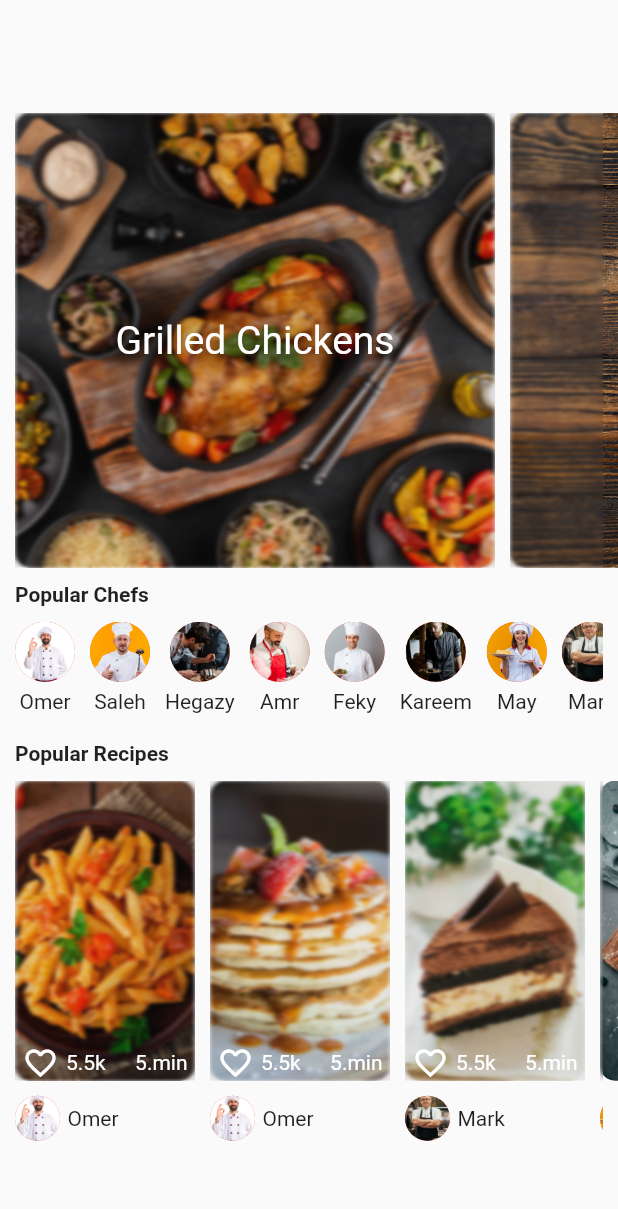
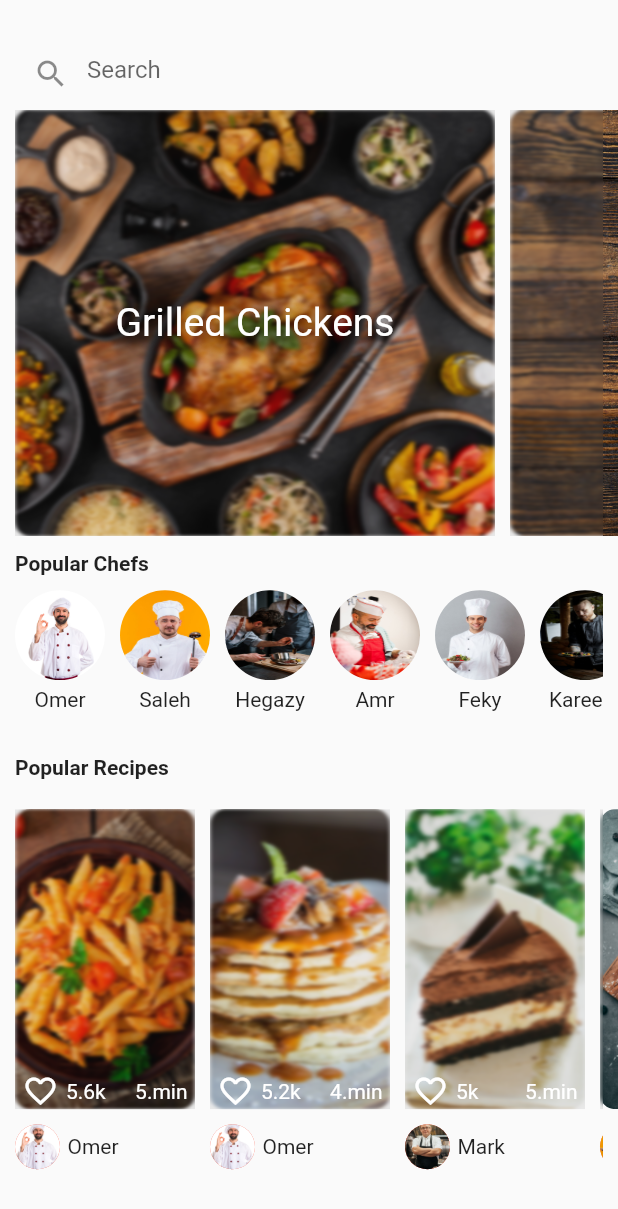
Before and after one commit to Hegazy02/foodcon, a Flutter app: the homePage screen opened directly, on a phone screen of 412 x 824 dp. Shown: the top 1209 px of the screen. Run offline on Flutter 3.47's test engine with Material 2 defaults, Android fonts, the phone set to English and light mode, and no system bars.

Commit message:
add search bar

```diff
--- a/lib/Components/Lists.dart
+++ b/lib/Components/Lists.dart
@@ -23,46 +23,64 @@ List popularRecipesList = [
   {
     "image": "${popularRecipesPath}recipe1.jpg",
     "name": "Omer",
-    "avatar": "${popularChefsPath}chef1.jpg"
+    "avatar": "${popularChefsPath}chef1.jpg",
+    "likes": "5.6",
+    "min": "5"
   },
   {
     "image": "${popularRecipesPath}recipe2.jpg",
     "name": "Omer",
-    "avatar": "${popularChefsPath}chef1.jpg"
+    "avatar": "${popularChefsPath}chef1.jpg",
+    "likes": "5.2",
+    "min": "4"
   },
   {
     "image": "${popularRecipesPath}recipe3.jpg",
     "name": "Mark",
-    "avatar": "${popularChefsPath}chef8.jpg"
+    "avatar": "${popularChefsPath}chef8.jpg",
+    "likes": "5",
+    "min": "5"
   },
   {
     "image": "${popularRecipesPath}recipe4.jpg",
     "name": "May",
-    "avatar": "${popularChefsPath}chef7.jpg"
+    "avatar": "${popularChefsPath}chef7.jpg",
+    "likes": "4.8",
+    "min": "3"
   },
   {
     "image": "${popularRecipesPath}recipe5.jpg",
     "name": "Saleh",
-    "avatar": "${popularChefsPath}chef2.jpg"
+    "avatar": "${popularChefsPath}chef2.jpg",
+    "likes": "4.7",
+    "min": "5"
   },
   {
     "image": "${popularRecipesPath}recipe6.jpg",
     "name": "Hegazy",
-    "avatar": "${popularChefsPath}chef3.jpg"
+    "avatar": "${popularChefsPath}chef3.jpg",
+    "likes": "4.2",
+    "min": "3"
   },
   {
     "image": "${popularRecipesPath}recipe7.jpg",
     "name": "Kareem",
-    "avatar": "${popularChefsPath}chef6.jpg"
+    "avatar": "${popularChefsPath}chef6.jpg",
+    "likes": "4",
+    "min": "6"
   },
   {
     "image": "${popularRecipesPath}recipe8.jpg",
     "name": "Feky",
-    "avatar": "${popularChefsPath}chef5.jpg"
+    "avatar": "${popularChefsPath}chef5.jpg",
+    "likes": "3.6",
+    "min": "4"
   },
   {
     "image": "${popularRecipesPath}recipe9.jpg",
     "name": "Amr",
-    "avatar": "${popularChefsPath}chef4.jpg"
+    "avatar": "${popularChefsPath}chef4.jpg",
+    "likes": "2.1",
+    "min": "5"
   },
 ];
--- a/lib/Pages/Auth/Onboarding/OnboardingPage.dart
+++ b/lib/Pages/Auth/Onboarding/OnboardingPage.dart
@@ -1,5 +1,6 @@
 import 'package:flutter/material.dart';
 import 'package:foodcon/Components/CustomButton.dart';
+import 'package:foodcon/Pages/homePage.dart';
 import 'package:foodcon/constants.dart';
 
 class OnBoardingPage extends StatefulWidget {
@@ -52,6 +53,7 @@ class _OnBoardingPageState extends State<OnBoardingPage> {
               ),
               InkWell(
                 onTap: () {
+                  Navigator.of(context).pushReplacementNamed(homePage().id);
                   print("asd");
                 },
                 child: SizedBox(
--- a/lib/Pages/homePage.dart
+++ b/lib/Pages/homePage.dart
@@ -4,28 +4,75 @@ import 'package:flutter/material.dart';
 import 'package:foodcon/Components/Lists.dart';
 
 class homePage extends StatefulWidget {
-  const homePage({super.key});
+  String id = "home";
+  homePage({super.key});
 
   @override
   State<homePage> createState() => _homePageState();
 }
 
 class _homePageState extends State<homePage> {
+  List autoList = [
+    "a",
+    "s",
+    "soa",
+    "www",
+    "qwqweqweqwe",
+    "qqwe",
+    "epr",
+    "eporto",
+    "bobo",
+    "weer",
+    "eertt",
+    'e',
+    'ee',
+    'eee',
+    'eeee',
+    'eeeee',
+    'eeeeee',
+    'eeeeeeee',
+    'eeeeee',
+    'eeeeeee',
+    'ea',
+    'eaa',
+    'eaaa',
+    'eaaaa',
+    'eaaaaa',
+    'eaaaaaa',
+    'eaaaaaaaaaa'
+  ];
+  List filteredList = [];
+  bool searched = false;
+  TextEditingController editingController = TextEditingController();
   @override
   Widget build(BuildContext context) {
     return Scaffold(
       body: Container(
         margin: EdgeInsets.symmetric(horizontal: 10),
-        child: Column(
+        child: Stack(
           children: [
-            // Row(
-            //   children: [],
-            // ),
+            Column(
+              children: [
                 SizedBox(
                   height: 25,
                 ),
-            Container(
-              height: 50,
+                TextField(
+                  onChanged: (value) {
+                    setState(() {
+                      // searched = !searched;
+                      filteredList = autoList.where((element) {
+                        return element.toString().startsWith(value.toString());
+                      }).toList();
+                      filteredList = value.isEmpty ? [] : filteredList;
+                      print(filteredList);
+                    });
+                  },
+                  controller: editingController,
+                  decoration: InputDecoration(
+                    border: InputBorder.none,
+                    hintText: "Search",
+                    prefixIcon: Icon(Icons.search),
+                  ),
                 ),
                 Expanded(
                   child: ListView.separated(
@@ -39,6 +86,7 @@ class _homePageState extends State<homePage> {
                     itemBuilder: (context, index) {
                       return MainPosters(
                         index: index,
+                        filtered: filteredList,
                       );
                     },
                   ),
@@ -47,15 +95,17 @@ class _homePageState extends State<homePage> {
                   padding: const EdgeInsets.symmetric(vertical: 10),
                   child: Row(
                     children: [
-                  Text(
+                      filteredList.isEmpty
+                          ? Text(
                               "Popular Chefs",
                               style: TextStyle(fontWeight: FontWeight.bold),
-                  ),
+                            )
+                          : Text("")
                     ],
                   ),
                 ),
                 SizedBox(
-              height: 70,
+                  height: 90,
                   child: ListView.separated(
                     separatorBuilder: (context, index) {
                       return SizedBox(
@@ -72,7 +122,7 @@ class _homePageState extends State<homePage> {
                   ),
                 ),
                 Padding(
-              padding: const EdgeInsets.symmetric(vertical: 10),
+                  padding: const EdgeInsets.symmetric(vertical: 20),
                   child: Row(
                     children: [
                       Text(
@@ -100,6 +150,34 @@ class _homePageState extends State<homePage> {
                 ),
               ],
             ),
+            Container(
+              margin: EdgeInsets.only(top: 40),
+              child: Column(
+                children: [
+                  ListView.builder(
+                    shrinkWrap: true,
+                    itemCount:
+                        filteredList.length < 7 ? filteredList.length : 6,
+                    itemBuilder: (context, index) {
+                      return InkWell(
+                        onTap: () {
+                          print("asd");
+                        },
+                        child: Container(
+                            padding: EdgeInsets.only(top: 20, left: 10),
+                            color: Colors.green,
+                            child: Text(
+                              filteredList[index],
+                              style: TextStyle(fontSize: 16),
+                            )),
+                      );
+                    },
+                  ),
+                ],
+              ),
+            )
+          ],
+        ),
       ),
     );
   }
@@ -107,7 +185,8 @@ class _homePageState extends State<homePage> {
 
 class MainPosters extends StatelessWidget {
   int? index;
-  MainPosters({this.index});
+  List? filtered;
+  MainPosters({this.index, this.filtered});
 
   @override
   Widget build(BuildContext context) {
@@ -130,7 +209,8 @@ class MainPosters extends StatelessWidget {
                 child: Container(
                     alignment: Alignment.center,
                     color: Color.fromARGB(255, 75, 75, 75).withOpacity(0.1),
-                  child: Text(
+                    child: filtered!.isEmpty
+                        ? Text(
                             mainPostersList[index!]['title'],
                             style: TextStyle(
                                 fontSize: 26,
@@ -138,8 +218,8 @@ class MainPosters extends StatelessWidget {
                                 shadows: [
                                   Shadow(offset: Offset(3, 3), blurRadius: 20)
                                 ]),
-                  ),
-                ),
+                          )
+                        : Text("")),
               ),
             ),
           ),
@@ -156,8 +236,15 @@ class popularChefsIcons extends StatelessWidget {
     return Column(
       mainAxisSize: MainAxisSize.min,
       children: [
-        CircleAvatar(
-          backgroundImage: AssetImage(popularChefsList[index!]['image']),
+        Container(
+          width: 60,
+          height: 60,
+          decoration: BoxDecoration(
+            shape: BoxShape.circle,
+            image: DecorationImage(
+                image: AssetImage(popularChefsList[index!]['image']),
+                fit: BoxFit.fill),
+          ),
         ),
         SizedBox(
           height: 5,
@@ -210,12 +297,12 @@ class popularRecipes extends StatelessWidget {
                             width: 5,
                           ),
                           Text(
-                            "5.5k",
+                            "${popularRecipesList[index!]['likes']}k",
                             style: TextStyle(color: Colors.white),
                           ),
                           Spacer(),
                           Text(
-                            "5.min",
+                            "${popularRecipesList[index!]['min']}.min",
                             style: TextStyle(color: Colors.white),
                           ),
                           SizedBox(
--- a/lib/main.dart
+++ b/lib/main.dart
@@ -20,8 +20,9 @@ class MyApp extends StatelessWidget {
           primarySwatch: mainC,
           primaryColor: KprimaryColor,
           cardColor: KprimaryColor),
-      home: homePage(),
+      home: SignUpPage(),
       routes: {
+        homePage().id: (context) => homePage(),
         SignUpPage().id: (context) => SignUpPage(),
         LoginPage().id: (context) => LoginPage(),
         OnBoardingPage().id: (context) => OnBoardingPage(),
```
Also changed, not shown: pubspec.yaml (+10 -1 lines), pubspec.lock, 1 other file. Lines whose indentation alone changed are shown as unchanged.
